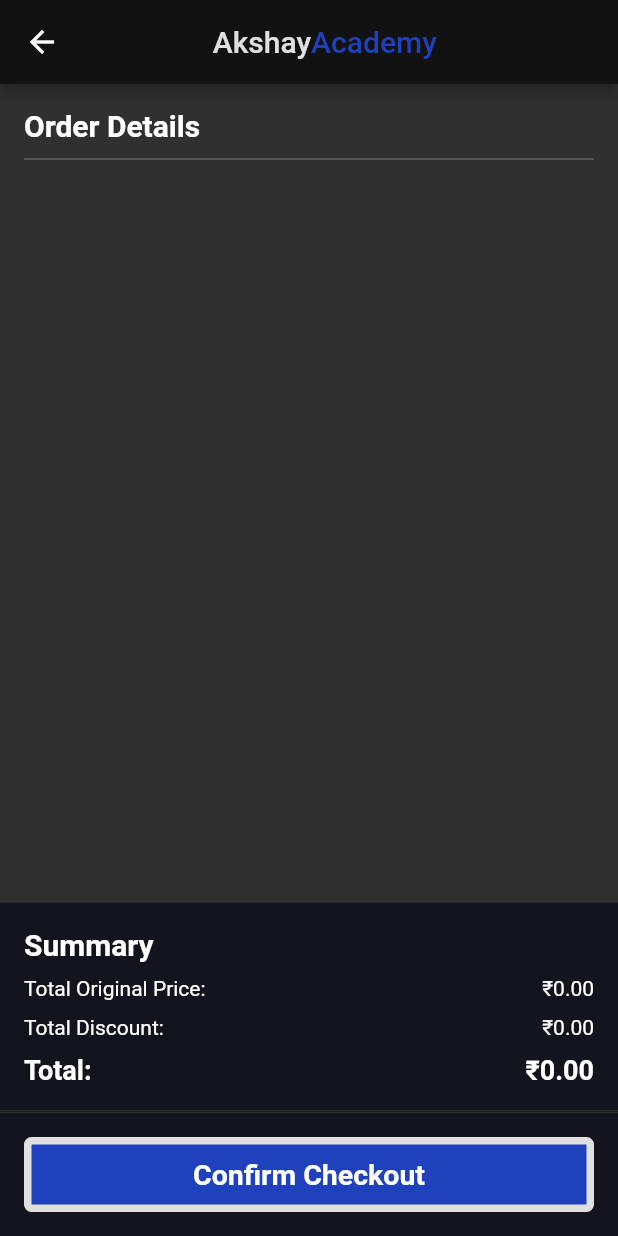
After one commit to akshay21022003/E-Learning_flutter, a Flutter app: the screen it shows after launch, item 4 of the bottom bar chosen, after a tap on the "navigate next" icon, on a phone screen of 412 x 824 dp. The commit adds this screen. Run offline on Flutter 3.47's test engine with Material 2 defaults, Android fonts, the phone set to English and light mode, and no system bars; our stand-ins replace awesome_snackbar_content, bloc, equatable, floating_bottom_navigation_bar, flutter_bloc, freezed_annotation; network calls fail.

Commit message:
checkout screen added

```diff
--- a/lib/repository/Auth/Auth_repository.dart
+++ b/lib/repository/Auth/Auth_repository.dart
@@ -1,9 +1,21 @@
 import 'dart:async';
 import 'dart:convert';
 import 'dart:io';
+import 'package:e_learning/utils/components/constants.dart';
 import 'package:http/http.dart' as http;
 
 class AuthRepository {
+
+  String baseUrl = "";
+  bool dev = true;
+
+  AuthRepository(){
+    if(dev){
+      baseUrl = devBaseUrl;
+    }else{
+      baseUrl = prodBaseUrl;
+    }
+  }
   final Map<String, String> _jsonContentHeader = {
     HttpHeaders.contentTypeHeader: 'application/json'
   };
--- a/lib/repository/course/course_repository.dart
+++ b/lib/repository/course/course_repository.dart
@@ -2,11 +2,24 @@ import 'dart:convert';
 import '../../model/course_model.dart';
 import 'package:http/http.dart' as http;
 
+import '../../utils/components/constants.dart';
+
 class CourseRepository {
+  String baseUrl = "";
+  bool dev = true;
+
+  CourseRepository(){
+    if(dev){
+      baseUrl = devBaseUrl;
+    }else{
+      baseUrl = prodBaseUrl;
+    }
+  }
+
   Future<Map> addToCartApi(String userId, String courseId) async {
     try {
       var response = await http.get(
-          Uri.parse('http://10.0.2.2:3000/api/user/$userId/cart/$courseId'));
+          Uri.parse('$baseUrl/user/$userId/cart/$courseId'));
 
       if (response.statusCode == 201) {
         return {"message": "Course Added To cart Successfully"};
@@ -20,7 +33,7 @@ class CourseRepository {
   Future<Map> addToWishlistApi(String userId, String courseId) async {
     try {
       var response = await http.get(Uri.parse(
-          'http://10.0.2.2:3000/api/user/$userId/wishlist/$courseId'));
+          '$baseUrl/user/$userId/wishlist/$courseId'));
 
       if (response.statusCode == 201) {
         return {"message": "Course Added To wishlist Successfully"};
@@ -34,7 +47,7 @@ class CourseRepository {
   Future<List<CourseModel>> fetchCoursesApi() async {
     try {
       var response =
-          await http.get(Uri.parse('http://10.0.2.2:3000/api/course/get'));
+          await http.get(Uri.parse('$baseUrl/course/get'));
 
       if (response.statusCode == 200) {
         final List<dynamic> jsonData = json.decode(response.body);
@@ -54,7 +67,7 @@ class CourseRepository {
   Future<List<CourseModel>> fetchCartApi() async {
     try {
       var response = await http.get(Uri.parse(
-          'http://10.0.2.2:3000/api/user/65edfb88ed5c75b45e38408c/cart'));
+          '$baseUrl/user/65edfb88ed5c75b45e38408c/cart'));
 
       if (response.statusCode == 200) {
         List<dynamic> jsonData = jsonDecode(response.body);
@@ -72,7 +85,7 @@ class CourseRepository {
   Future<List<CourseModel>> fetchWishlistApi() async {
     try {
       var response = await http.get(Uri.parse(
-          'http://10.0.2.2:3000/api/user/65edfb88ed5c75b45e38408c/wishlist'));
+          '$baseUrl/user/65edfb88ed5c75b45e38408c/wishlist'));
 
       if (response.statusCode == 200) {
         List<dynamic> jsonData = jsonDecode(response.body);
@@ -90,7 +103,7 @@ class CourseRepository {
   Future<bool> deleteCartItem(String courseId) async {
     try {
       var response = await http.delete(Uri.parse(
-          'http://10.0.2.2:3000/api/user/65edfb88ed5c75b45e38408c/cart/$courseId'));
+          '$baseUrl/user/65edfb88ed5c75b45e38408c/cart/$courseId'));
       if (response.statusCode == 200) {
         return true;
       }
@@ -102,7 +115,7 @@ class CourseRepository {
   Future<bool> deleteWishlistItem(String courseId) async {
     try {
       var response = await http.delete(Uri.parse(
-          'http://10.0.2.2:3000/api/user/65edfb88ed5c75b45e38408c/wishlist/$courseId'));
+          '$baseUrl/user/65edfb88ed5c75b45e38408c/wishlist/$courseId'));
       if (response.statusCode == 200) {
         return true;
       }
--- a/lib/ui/cart/cart_screen.dart
+++ b/lib/ui/cart/cart_screen.dart
@@ -1,14 +1,15 @@
-import 'package:awesome_snackbar_content/awesome_snackbar_content.dart';
-import 'package:e_learning/bloc/course/course_event.dart';
+import 'package:e_learning/ui/checkout/checkout_screen.dart';
 import 'package:flutter/material.dart';
 import 'package:flutter_bloc/flutter_bloc.dart';
 import '../../bloc/course/course_bloc.dart';
+import '../../bloc/course/course_event.dart';
 import '../../bloc/course/course_state.dart';
-import '../../utils/components/course_cart_container.dart';
+import '../../utils/components/course-containers/course_cart_container.dart';
 import '../../utils/styles.dart';
+import 'package:awesome_snackbar_content/awesome_snackbar_content.dart';
 
 class CartScreen extends StatefulWidget {
-  const CartScreen({super.key});
+  const CartScreen({Key? key}) : super(key: key);
 
   @override
   State<CartScreen> createState() => _CartScreenState();
@@ -25,8 +26,8 @@ class _CartScreenState extends State<CartScreen> {
   Widget build(BuildContext context) {
     return BlocConsumer<CourseBloc, CourseState>(
         listener: (context, state) {
-          if(state.courseStatus == CourseStatus.success){
-            if(state.message != ''){
+          if (state.courseStatus == CourseStatus.success) {
+            if (state.message != '') {
               final snackBar = SnackBar(
                 elevation: 0,
                 behavior: SnackBarBehavior.floating,
@@ -67,7 +68,12 @@ class _CartScreenState extends State<CartScreen> {
                 ],
               ),
             ),
-            body: state.courseStatus == CourseStatus.loading ? Center(child: CircularProgressIndicator(),):ListView.builder(
+            body: Stack(
+              children: [
+                if (state.courseStatus == CourseStatus.loading)
+                  Center(child: CircularProgressIndicator())
+                else
+                  ListView.builder(
                     itemCount: state.courseList.length,
                     itemBuilder: (context, index) {
                       var course = state.courseList[index];
@@ -82,9 +88,34 @@ class _CartScreenState extends State<CartScreen> {
                           index: index,
                           dismissDirectionCallback:
                               (DismissDirection direction) {
-                        context.read<CourseBloc>().add(DeletedFromCart(courseId: course.id!));
+                            context.read<CourseBloc>().add(
+                                DeletedFromCart(courseId: course.id!));
                           });
-                }),
+                    },
+                  ),
+              ],
+            ),
+            floatingActionButton: Container(
+              margin: EdgeInsets.only(bottom: 70,right: 17.5),
+              decoration: BoxDecoration(
+                shape: BoxShape.circle,
+                border: Border.all(color: Theme.of(context).colorScheme.inversePrimary, width: 3), // Adjust width as needed
+              ),
+              child: FloatingActionButton(
+                onPressed: () {
+                  Navigator.push(
+                    context,
+                    MaterialPageRoute(
+                      builder: (context) => CheckoutScreen(
+                        courseList: state.courseList,
+                      ),
+                    ),
+                  );
+                },
+                backgroundColor: primaryColor,
+                child: Icon(Icons.navigate_next,color: Theme.of(context).colorScheme.inversePrimary,size: 25),
+              ),
+            ),
           );
         });
   }
--- /dev/null
+++ b/lib/ui/checkout/checkout_screen.dart
@@ -0,0 +1,225 @@
+import 'package:flutter/material.dart';
+import 'package:e_learning/model/course_model.dart';
+import '../../utils/styles.dart';
+
+class CheckoutScreen extends StatefulWidget {
+  final List<CourseModel> courseList;
+  CheckoutScreen({required this.courseList});
+
+  @override
+  _CheckoutScreenState createState() => _CheckoutScreenState();
+}
+
+class _CheckoutScreenState extends State<CheckoutScreen> {
+  late double totalOriginalPrice;
+  late double totalDiscount;
+  late double totalPrice;
+
+  @override
+  void initState() {
+    super.initState();
+    // Calculate the total prices
+    calculateTotalPrices();
+  }
+
+  void calculateTotalPrices() {
+    double originalPrice = 0;
+    double discount = 0;
+
+    // Calculate original price and discount for each course
+    for (CourseModel course in widget.courseList) {
+      originalPrice += course.oldPrice;
+      discount += (course.oldPrice - course.price);
+    }
+
+    setState(() {
+      totalOriginalPrice = originalPrice;
+      totalDiscount = discount;
+      totalPrice = originalPrice - discount;
+    });
+  }
+
+  @override
+  Widget build(BuildContext context) {
+    return Scaffold(
+      appBar: AppBar(
+        automaticallyImplyLeading: true,
+        title: Row(
+          mainAxisAlignment: MainAxisAlignment.center,
+          children: [
+            Text(
+              'Akshay',
+              style: TextStyle(
+                  color: Theme.of(context).colorScheme.inversePrimary),
+            ),
+            Text(
+              'Academy',
+              style: TextStyle(color: primaryColor),
+            ),
+            SizedBox(
+              width: 35,
+            )
+          ],
+        ),
+      ),
+      body: Column(
+        crossAxisAlignment: CrossAxisAlignment.stretch,
+        children: [
+          // Order Details
+          Expanded(
+            child: Container(
+              padding: EdgeInsets.all(16),
+              child: Column(
+                crossAxisAlignment: CrossAxisAlignment.start,
+                children: [
+                  Text(
+                    'Order Details',
+                    style: TextStyle(
+                      fontSize: 20,
+                      fontWeight: FontWeight.bold,
+                    ),
+                  ),
+                  SizedBox(height: 10),
+                  Divider(
+                    height: 2,
+                    color: Theme.of(context).colorScheme.primary,
+                  ),
+                  SizedBox(height: 5,),
+                  Expanded(
+                    child: Container(
+                      child: ListView.builder(
+                        itemCount: widget.courseList.length,
+                        itemBuilder: (context, index) {
+                          return Column(
+                            children: [
+                              ListTile(
+                                leading: Container(
+                                  height: 50,
+                                  width: 50,
+                                  decoration: BoxDecoration(
+                                      image: DecorationImage(image: NetworkImage(widget.courseList[index].thumbnail),fit: BoxFit.cover)
+                                  ),
+                                ), // Image on the left
+                                title: Text(widget.courseList[index].title,style: TextStyle(
+                                  color: Theme.of(context).colorScheme.inversePrimary,
+                                )),
+                                trailing: Column(
+                                  mainAxisAlignment: MainAxisAlignment.spaceEvenly,
+                                  children: [
+                                    Text(
+                                        '₹'+widget.courseList[index].price.toString(),
+                                        style: TextStyle(
+                                          color: Theme.of(context).colorScheme.inversePrimary,
+                                        )
+                                    ),
+                                    Text('₹'+widget.courseList[index].oldPrice.toString(),style: TextStyle(
+                                        color: primaryColor,
+                                        decoration: TextDecoration.lineThrough
+                                    )),
+                                  ],
+                                ),
+                              ),
+                              SizedBox(height: 5,),
+                              Divider(
+                                height: 2,
+                                color: Theme.of(context).colorScheme.primary,
+                              )
+                            ],
+                          );
+                        },
+                      ),
+                    ),
+                  )
+
+                ],
+              ),
+            ),
+          ),
+          // Summary
+          Container(
+            padding: EdgeInsets.all(16),
+            color: Theme.of(context).colorScheme.background,
+            child: Column(
+              crossAxisAlignment: CrossAxisAlignment.start,
+              children: [
+                Text(
+                  'Summary',
+                  style: TextStyle(
+                    fontSize: 20,
+                    fontWeight: FontWeight.bold,
+                  ),
+                ),
+                SizedBox(height: 10),
+                // Total original price
+                Row(
+                  mainAxisAlignment: MainAxisAlignment.spaceBetween,
+                  children: [
+                    Text('Total Original Price: '),
+                    Text('\₹${totalOriginalPrice.toStringAsFixed(2)}'), // Replace with actual total original price
+                  ],
+                ),
+                SizedBox(height: 10),
+                // Total discount
+                Row(
+                  mainAxisAlignment: MainAxisAlignment.spaceBetween,
+                  children: [
+                    Text('Total Discount: '),
+                    Text('\₹${totalDiscount.toStringAsFixed(2)}'), // Replace with actual total discount
+                  ],
+                ),
+                SizedBox(height: 10),
+                // Total
+                Row(
+                  mainAxisAlignment: MainAxisAlignment.spaceBetween,
+                  children: [
+                    Text(
+                      'Total: ',
+                      style: TextStyle(
+                        fontSize: 18,
+                        fontWeight: FontWeight.bold,
+                      ),
+                    ),
+                    Text(
+                      '\₹${totalPrice.toStringAsFixed(2)}', // Replace with actual total
+                      style: TextStyle(
+                        fontSize: 18,
+                        fontWeight: FontWeight.bold,
+                      ),
+                    ),
+                  ],
+                ),
+              ],
+            ),
+          ),
+          Divider(
+            height: 2,
+            color: Theme.of(context).colorScheme.secondary,
+          ),
+          Container(
+            padding: EdgeInsets.all(16),
+            color: Theme.of(context).colorScheme.background,
+            child: GestureDetector(
+              onTap: () {
+                // Implement your checkout functionality here
+              },
+              child: Container(
+                height: 50,
+                decoration: BoxDecoration(
+                    color: primaryColor,
+                    borderRadius: BorderRadius.circular(5),
+                    border: Border.all(width: 5,color: Theme.of(context).colorScheme.inversePrimary)
+                ),
+                child: Center(
+                  child: Text(
+                    'Confirm Checkout',
+                    style: TextStyle(fontSize: 19, fontWeight: FontWeight.bold),
+                  ),
+                ),
+              ),
+            ),
+          ),
+        ],
+      ),
+    );
+  }
+}
--- a/lib/ui/homepage/home_screen.dart
+++ b/lib/ui/homepage/home_screen.dart
@@ -9,7 +9,7 @@ import 'package:flutter/material.dart';
 import 'package:flutter_bloc/flutter_bloc.dart';
 
 import '../../bloc/course/course_bloc.dart';
-import '../../utils/components/course_container.dart';
+import '../../utils/components/course-containers/course_container.dart';
 
 class HomeScreen extends StatefulWidget {
   const HomeScreen({super.key});
--- a/lib/ui/wishlist/wishlist_screen.dart
+++ b/lib/ui/wishlist/wishlist_screen.dart
@@ -5,7 +5,7 @@ import 'package:flutter_bloc/flutter_bloc.dart';
 import '../../bloc/course/course_bloc.dart';
 import '../../bloc/course/course_event.dart';
 import '../../bloc/course/course_state.dart';
-import '../../utils/components/course_cart_container.dart';
+import '../../utils/components/course-containers/course_cart_container.dart';
 import '../../utils/styles.dart';
 
 class WishlistScreen extends StatefulWidget {
--- /dev/null
+++ b/lib/utils/components/constants.dart
@@ -0,0 +1,2 @@
+const String devBaseUrl ="http://10.0.2.2:3000/api";
+const String prodBaseUrl = "";
--- a/lib/utils/components/course_cart_container.dart
+++ b/lib/utils/components/course-containers/course_cart_container.dart
@@ -1,8 +1,8 @@
 import 'package:e_learning/model/course_model.dart';
 import 'package:flutter/material.dart';
 
-import '../../ui/detailpage/details_screen.dart';
-import '../styles.dart';
+import '../../../ui/detailpage/details_screen.dart';
+import '../../styles.dart';
 
 Widget courseCartContainer({
   required String thumbnail,
--- a/lib/utils/components/course_container.dart
+++ b/lib/utils/components/course-containers/course_container.dart
@@ -1,8 +1,8 @@
 import 'package:e_learning/model/course_model.dart';
 import 'package:flutter/material.dart';
 
-import '../../ui/detailpage/details_screen.dart';
-import '../styles.dart';
+import '../../../ui/detailpage/details_screen.dart';
+import '../../styles.dart';
 Widget courseContainer({
   required String thumbnail,
   required String title,
```
Also changed, not shown: lib/utils/components/course-containers/course_checkout_container.dart (added, +85 -0 lines). Lines whose indentation alone changed are shown as unchanged.
